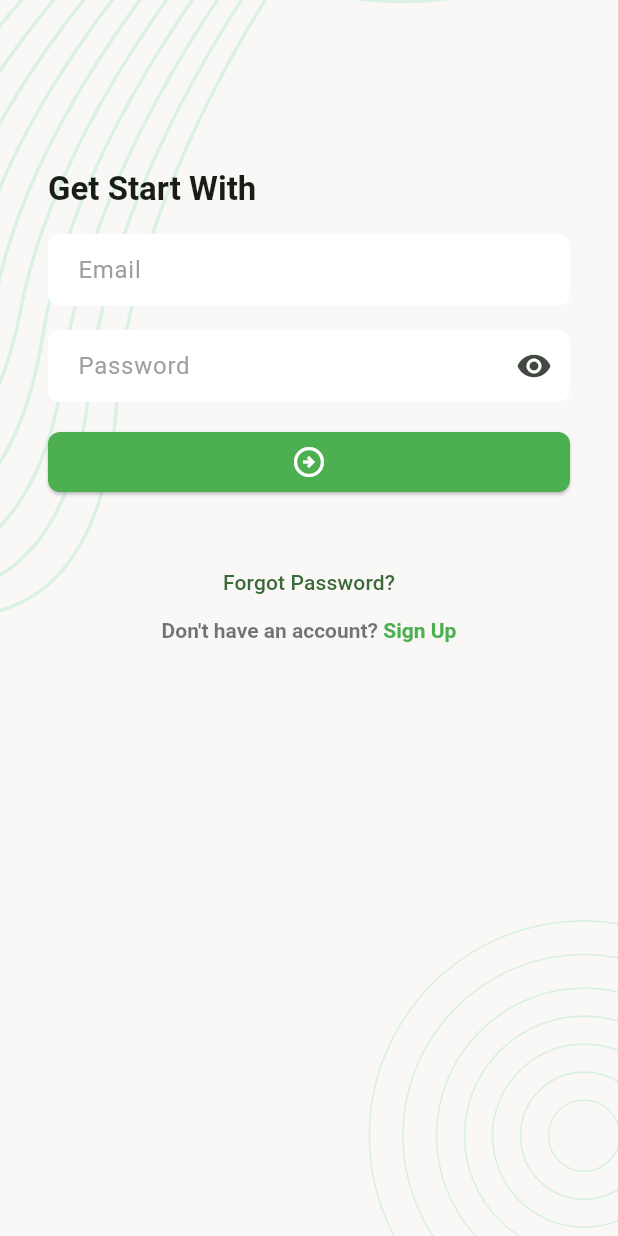
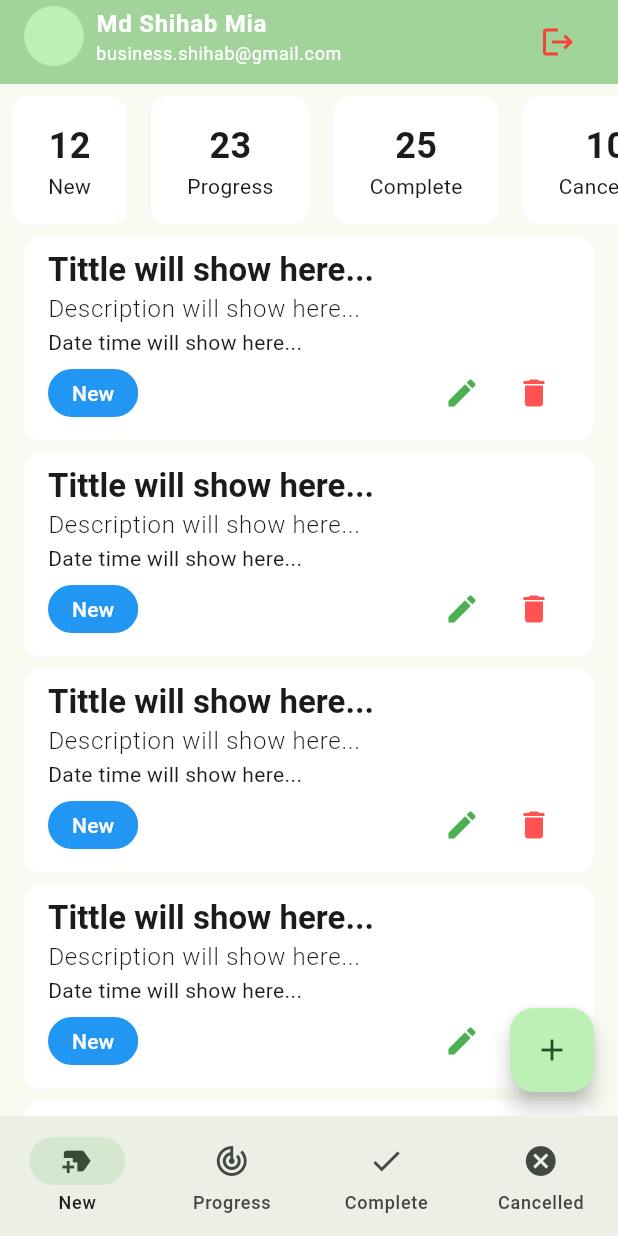
Before and after one commit to devshihab945/task_manager, a Flutter app: the screen it shows after launch, after a tap on the "arrow circle right" icon, on a phone screen of 412 x 824 dp. Run offline on Flutter 3.47's test engine with Material 3 defaults, Android fonts, the phone set to English and light mode, and no system bars; our stand-ins replace flutter_svg, pin_code_fields.

Commit message:
nav_task ui done

```diff
--- a/lib/ui/screens/login_register/login_screen.dart
+++ b/lib/ui/screens/login_register/login_screen.dart
@@ -2,6 +2,7 @@ import 'package:flutter/gestures.dart';
 import 'package:flutter/material.dart';
 import 'package:task_manager/ui/screens/forgot_password/verify_email_screen.dart';
 import 'package:task_manager/ui/screens/login_register/register_screen.dart';
+import 'package:task_manager/ui/widgets/main_bottom_nav_screen.dart';
 import 'package:task_manager/ui/widgets/screen_background.dart';
 
 class LoginScreen extends StatefulWidget {
@@ -115,7 +116,10 @@ class _LoginScreenState extends State<LoginScreen> {
   }
 
   void _onTapSignInButton() {
-
+    Navigator.pushAndRemoveUntil(
+        context,
+        MaterialPageRoute(builder: (context) => const MainBottomNavScreen()),
+            (pre) => false);
   }
 
   void _onTapSignUpButton() {
--- a/lib/ui/screens/login_register/register_screen.dart
+++ b/lib/ui/screens/login_register/register_screen.dart
@@ -96,11 +96,8 @@ class _RegisterScreenState extends State<RegisterScreen> {
                   ),
                   ElevatedButton(
                       onPressed: _onTapSignUpButton,
-                      child: Icon(
-                        Icons.arrow_circle_right_outlined,
-                        color: Colors.white,
-                        size: 24,
-                      )),
+                      child: Text('Register', style: TextStyle(color: Colors.white),)
+                  ),
                   SizedBox(height: 32),
                   Center(
                     child: RichText(
--- /dev/null
+++ b/lib/ui/screens/nav_task/cancelled_task_screen.dart
@@ -0,0 +1,30 @@
+import 'package:flutter/material.dart';
+import 'package:task_manager/ui/widgets/task_card.dart';
+
+class CancelledTaskScreen extends StatefulWidget {
+  const CancelledTaskScreen({super.key});
+
+  @override
+  State<CancelledTaskScreen> createState() => _CancelledTaskScreenState();
+}
+
+class _CancelledTaskScreenState extends State<CancelledTaskScreen> {
+  @override
+  Widget build(BuildContext context) {
+    return Scaffold(
+
+      body: ListView.separated(
+        itemCount: 5,
+        itemBuilder: (context, index) {
+          return const TaskCard( status: 'Cancelled', color: Colors.red,);
+        },
+        separatorBuilder: (context, index) => const SizedBox(
+          height: 8,
+        ),
+      ),
+
+
+
+    );
+  }
+}
--- /dev/null
+++ b/lib/ui/screens/nav_task/complete_task_screen.dart
@@ -0,0 +1,30 @@
+import 'package:flutter/material.dart';
+import 'package:task_manager/ui/widgets/task_card.dart';
+
+class CompleteTaskScreen extends StatefulWidget {
+  const CompleteTaskScreen({super.key});
+
+  @override
+  State<CompleteTaskScreen> createState() => _CompleteTaskScreenState();
+}
+
+class _CompleteTaskScreenState extends State<CompleteTaskScreen> {
+  @override
+  Widget build(BuildContext context) {
+    return Scaffold(
+
+      body: ListView.separated(
+        itemCount: 5,
+        itemBuilder: (context, index) {
+          return const TaskCard( status: 'Complete', color: Colors.green,);
+        },
+        separatorBuilder: (context, index) => const SizedBox(
+          height: 8,
+        ),
+      ),
+
+
+
+    );
+  }
+}
--- /dev/null
+++ b/lib/ui/screens/nav_task/new_task_screen.dart
@@ -0,0 +1,67 @@
+import 'package:flutter/material.dart';
+import 'package:task_manager/ui/widgets/summary_card.dart';
+import 'package:task_manager/ui/widgets/task_card.dart';
+
+class NewTaskScreen extends StatefulWidget {
+  const NewTaskScreen({super.key});
+
+  @override
+  State<NewTaskScreen> createState() => _NewTaskScreenState();
+}
+
+class _NewTaskScreenState extends State<NewTaskScreen> {
+  @override
+  Widget build(BuildContext context) {
+    return Scaffold(
+      floatingActionButton:
+          FloatingActionButton(onPressed: () {}, child: const Icon(Icons.add)),
+      body: SingleChildScrollView(
+        child: Column(
+          children: [
+            _buildSummarySection(),
+            ListView.separated(
+              itemCount: 5,
+              // if both column children need to scroll, then set primary to false
+              // if only one child needs to scroll, then set primary to true can also use expanded
+              primary: false,
+              shrinkWrap: true,
+              itemBuilder: (context, index) {
+                return const TaskCard(status: 'New', color: Colors.blue);
+              },
+              separatorBuilder: (context, index) => const SizedBox(
+                height: 8,
+              ),
+            ),
+          ],
+        ),
+      ),
+    );
+  }
+
+  Widget _buildSummarySection() {
+    return const SingleChildScrollView(
+      scrollDirection: Axis.horizontal,
+      child: Row(
+        crossAxisAlignment: CrossAxisAlignment.start,
+        children: [
+          SummaryCard(
+            title: 'New',
+            count: 12,
+          ),
+          SummaryCard(
+            title: 'Progress',
+            count: 23,
+          ),
+          SummaryCard(
+            title: 'Complete',
+            count: 25,
+          ),
+          SummaryCard(
+            title: 'Cancelled',
+            count: 10,
+          ),
+        ],
+      ),
+    );
+  }
+}
--- /dev/null
+++ b/lib/ui/screens/nav_task/progress_task_screen.dart
@@ -0,0 +1,30 @@
+import 'package:flutter/material.dart';
+import 'package:task_manager/ui/widgets/task_card.dart';
+
+class ProgressTaskScreen extends StatefulWidget {
+  const ProgressTaskScreen({super.key});
+
+  @override
+  State<ProgressTaskScreen> createState() => _ProgressTaskScreenState();
+}
+
+class _ProgressTaskScreenState extends State<ProgressTaskScreen> {
+  @override
+  Widget build(BuildContext context) {
+    return Scaffold(
+
+      body: ListView.separated(
+        itemCount: 5,
+        itemBuilder: (context, index) {
+          return const TaskCard( status: 'Progress', color: Colors.purple,);
+        },
+        separatorBuilder: (context, index) => const SizedBox(
+          height: 8,
+        ),
+      ),
+
+
+
+    );
+  }
+}
--- /dev/null
+++ b/lib/ui/widgets/main_bottom_nav_screen.dart
@@ -0,0 +1,50 @@
+import 'package:flutter/material.dart';
+import 'package:task_manager/ui/screens/nav_task/cancelled_task_screen.dart';
+import 'package:task_manager/ui/screens/nav_task/complete_task_screen.dart';
+import 'package:task_manager/ui/screens/nav_task/new_task_screen.dart';
+import 'package:task_manager/ui/screens/nav_task/progress_task_screen.dart';
+import 'package:task_manager/ui/widgets/tm_app_bar.dart';
+
+class MainBottomNavScreen extends StatefulWidget {
+  const MainBottomNavScreen({super.key});
+
+  @override
+  State<MainBottomNavScreen> createState() => _MainBottomNavScreenState();
+}
+
+class _MainBottomNavScreenState extends State<MainBottomNavScreen> {
+  int _selectedIndex = 0;
+
+  final List<Widget> _screen = [
+    NewTaskScreen(),
+    ProgressTaskScreen(),
+    CompleteTaskScreen(),
+    CancelledTaskScreen()
+  ];
+
+  @override
+  Widget build(BuildContext context) {
+
+    return Scaffold(
+
+      appBar: TMAppBar(),
+      body: _screen[_selectedIndex],
+      bottomNavigationBar: NavigationBar(
+        selectedIndex: _selectedIndex,
+        // labelBehavior: NavigationDestinationLabelBehavior.onlyShowSelected,
+        onDestinationSelected: (int index) {
+          setState(() {
+            _selectedIndex = index;
+          });
+        },
+        destinations: const [
+          NavigationDestination(icon: Icon(Icons.new_label), label: 'New'),
+          NavigationDestination(
+              icon: Icon(Icons.track_changes), label: 'Progress'),
+          NavigationDestination(icon: Icon(Icons.done), label: 'Complete'),
+          NavigationDestination(icon: Icon(Icons.cancel), label: 'Cancelled'),
+        ],
+      ),
+    );
+  }
+}
--- /dev/null
+++ b/lib/ui/widgets/summary_card.dart
@@ -0,0 +1,33 @@
+import 'package:flutter/material.dart';
+
+class SummaryCard extends StatelessWidget {
+  const SummaryCard({
+    super.key,
+    required this.title,
+    required this.count,
+  });
+
+  final String title;
+  final int count;
+
+  @override
+  Widget build(BuildContext context) {
+    return Card(
+      color: Colors.white,
+      elevation: 0,
+      margin: EdgeInsets.all(8),
+      child: Padding(
+        padding: EdgeInsets.symmetric(horizontal: 24, vertical: 16),
+        child: Column(
+          children: [
+            Text('$count', style: TextStyle(
+              fontSize: 24,
+              fontWeight: FontWeight.bold,
+            ),),
+            Text(title),
+          ],
+        ),
+      ),
+    );
+  }
+}
--- /dev/null
+++ b/lib/ui/widgets/task_card.dart
@@ -0,0 +1,54 @@
+import 'package:flutter/material.dart';
+
+class TaskCard extends StatelessWidget {
+  const TaskCard({
+    super.key,
+    required String status,
+    required Color color,
+    }) : _status = status,
+        _color = color;
+
+  final String _status;
+  final Color _color;
+
+  @override
+  Widget build(BuildContext context) {
+
+    TextTheme textTheme = Theme.of(context).textTheme;
+
+    return Card(
+      elevation: 0,
+      color: Colors.white,
+      margin: const EdgeInsets.symmetric(horizontal: 16),
+      child: Padding(
+        padding: const EdgeInsets.symmetric(horizontal: 16, vertical: 8),
+        child: Column(
+          crossAxisAlignment: CrossAxisAlignment.start,
+          children: [
+            Text('Tittle will show here...', style: textTheme.titleLarge,),
+            Text('Description will show here...', style: textTheme.bodyLarge,),
+            Text('Date time will show here...'),
+            Row(
+              children: [
+                Chip(
+                  label: Text(_status, style: TextStyle(
+                      color: Colors.white
+                  ),),
+                  shape: RoundedRectangleBorder(
+                    borderRadius: BorderRadius.circular(50),
+                  ),
+                  padding: EdgeInsets.symmetric(horizontal: 8),
+                  backgroundColor: _color,
+                  side: BorderSide.none,
+                ),
+                const Spacer(),
+                IconButton(onPressed: (){}, icon: Icon(Icons.edit, color: Colors.green,)),
+                IconButton(onPressed: (){}, icon: Icon(Icons.delete, color: Colors.redAccent,)),
+              ],
+            )
+          ],
+        ),
+      ),
+    );
+  }
+}
--- /dev/null
+++ b/lib/ui/widgets/tm_app_bar.dart
@@ -0,0 +1,55 @@
+import 'package:flutter/material.dart';
+
+class TMAppBar extends StatelessWidget implements PreferredSizeWidget {
+  const TMAppBar({
+    super.key,
+  });
+
+
+  @override
+  Widget build(BuildContext context) {
+    TextTheme textTheme = Theme.of(context).textTheme;
+
+    return AppBar(
+      backgroundColor: Theme.of(context).colorScheme.inversePrimary,
+      title: Row(
+        crossAxisAlignment: CrossAxisAlignment.start,
+        children: [
+          CircleAvatar(
+
+
+          ),
+          SizedBox(
+            width: 8,
+          ),
+          Expanded(
+            child: Column(
+              crossAxisAlignment: CrossAxisAlignment.start,
+              children: [
+                Text(
+                  'Md Shihab Mia',
+                  style: textTheme.bodyLarge?.copyWith(
+                      color: Colors.white,
+                      fontWeight: FontWeight.bold
+                  ),
+                ),
+                Text(
+                  'business.shihab@gmail.com',
+                  style: textTheme.bodySmall?.copyWith(
+                    color: Colors.white,
+                  ),
+                ),
+              ],
+            ),
+          ),
+
+          IconButton(onPressed: (){}, icon: const Icon(Icons.logout, color: Colors.red,)),
+
+        ],
+      ),
+    );
+  }
+
+  @override
+  Size get preferredSize => const Size.fromHeight(kToolbarHeight);
+}
```
